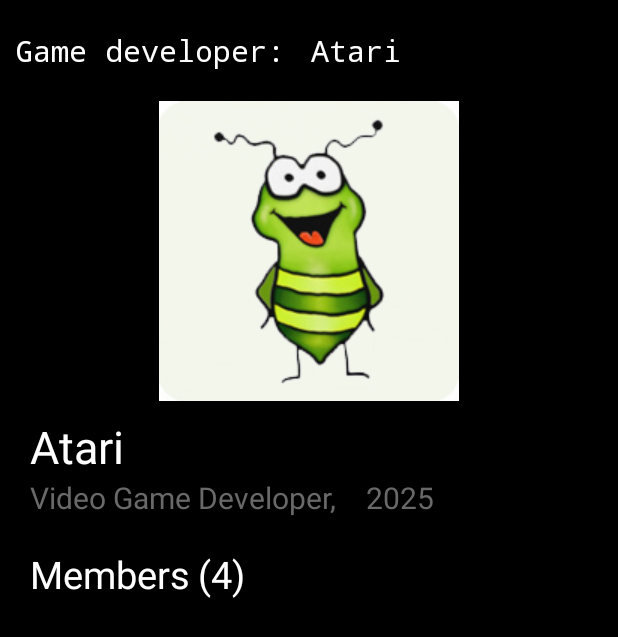
After one commit to Thompson154/SmartBoardAutomation, an Android app: the AboutMoreUsActivity screen opened directly, with no data from a screen before it, on a phone screen of 412 x 824 dp. The commit adds this screen. Shown: the top 637 px of the screen. Run offline under Robolectric (Android 15) with nearby library versions, the phone set to English and light mode, and no system bars.

Commit message:
Task11/PantallaMasSobreNosotros

```diff
--- a/app/build.gradle
+++ b/app/build.gradle
@@ -33,6 +33,7 @@
     implementation 'androidx.appcompat:appcompat:1.7.0' // Soporte para Toolbar
     implementation 'com.google.android.material:material:1.12.0' // Material Components
     implementation 'androidx.constraintlayout:constraintlayout:2.2.0'
+    implementation 'androidx.activity:activity:1.9.3'
 
     // Testing
     testImplementation 'junit:junit:4.13.2'
--- /dev/null
+++ b/app/src/main/java/edu/upb/lp/core/activities/AboutMoreUsActivity/AboutMoreUsActivity.java
@@ -0,0 +1,73 @@
+package edu.upb.lp.core.activities.AboutMoreUsActivity;
+
+import android.os.Bundle;
+import android.widget.ImageView;
+import android.widget.TextView;
+
+import androidx.activity.EdgeToEdge;
+import androidx.appcompat.app.AppCompatActivity;
+import androidx.recyclerview.widget.LinearLayoutManager;
+import androidx.recyclerview.widget.RecyclerView;
+
+import java.util.ArrayList;
+import java.util.List;
+import java.util.Locale;
+
+import edu.upb.lp.genericgame.R;
+import edu.upb.lp.core.adapter.MemberAdapter;
+
+public class AboutMoreUsActivity extends AppCompatActivity {
+
+    private TextView nameOfGameOnTitle, nameOfGame, year, numbersMembers;
+    private ImageView imageGame;
+    private RecyclerView memberRecyclerView;
+    private MemberAdapter memberAdapter;
+    private List<Member> memberList;
+
+    @Override
+    protected void onCreate(Bundle savedInstanceState) {
+        super.onCreate(savedInstanceState);
+        EdgeToEdge.enable(this);
+        setContentView(R.layout.activity_about_more_us);
+
+        nameOfGameOnTitle = findViewById(R.id.name_of_game_on_the_title);
+        nameOfGame = findViewById(R.id.name_of_game);
+        year = findViewById(R.id.year);
+        imageGame = findViewById(R.id.image_game);
+        numbersMembers = findViewById(R.id.numbers_members);
+        memberRecyclerView = findViewById(R.id.member_recycler_view);
+
+        memberList = new ArrayList<>();
+        memberAdapter = new MemberAdapter(memberList);
+        memberRecyclerView.setLayoutManager(new LinearLayoutManager(this));
+        memberRecyclerView.setAdapter(memberAdapter);
+    }
+
+    public void setGameTitle(String title) {
+        nameOfGameOnTitle.setText(title);
+    }
+
+    public void setGameName(String gameName) {
+        nameOfGame.setText(gameName);
+    }
+
+    public void setYear(String gameYear) {
+        year.setText(gameYear);
+    }
+
+    public void setGameImage(int imageResId) {
+        imageGame.setImageResource(imageResId);
+    }
+
+    public void addMember(int imageResId, String fullName, String role) {
+        Member newMember = new Member(imageResId, fullName, role);
+        memberList.add(newMember);
+        memberAdapter.notifyItemInserted(memberList.size() - 1);
+        updateMemberCount();
+    }
+
+    private void updateMemberCount() {
+        numbersMembers.setText(String.format(Locale.ROOT, "(%d)", memberList.size()));
+    }
+
+}
--- /dev/null
+++ b/app/src/main/java/edu/upb/lp/core/adapter/MemberAdapter.java
@@ -0,0 +1,57 @@
+package edu.upb.lp.core.adapter;
+
+import android.view.LayoutInflater;
+import android.view.View;
+import android.view.ViewGroup;
+import android.widget.ImageView;
+import android.widget.TextView;
+
+import androidx.annotation.NonNull;
+import androidx.recyclerview.widget.RecyclerView;
+
+import java.util.List;
+
+import edu.upb.lp.genericgame.R;
+import edu.upb.lp.core.activities.AboutMoreUsActivity.Member;
+
+public class MemberAdapter extends RecyclerView.Adapter<MemberAdapter.MemberViewHolder> {
+
+    private List<Member> memberList;
+
+    public MemberAdapter(List<Member> memberList) {
+        this.memberList = memberList;
+    }
+
+    @NonNull
+    @Override
+    public MemberViewHolder onCreateViewHolder(@NonNull ViewGroup parent, int viewType) {
+        View view = LayoutInflater.from(parent.getContext())
+                .inflate(R.layout.item_member_of_group, parent, false);
+        return new MemberViewHolder(view);
+    }
+
+    @Override
+    public void onBindViewHolder(@NonNull MemberViewHolder holder, int position) {
+        Member member = memberList.get(position);
+        holder.imageOfMember.setImageResource(member.getImageResId());
+        holder.nameOfMember.setText(member.getName());
+        holder.rolOfGame.setText(member.getRole());
+    }
+
+    @Override
+    public int getItemCount() {
+        return memberList.size();
+    }
+
+    public static class MemberViewHolder extends RecyclerView.ViewHolder {
+        ImageView imageOfMember;
+        TextView nameOfMember, rolOfGame;
+
+        public MemberViewHolder(@NonNull View itemView) {
+            super(itemView);
+            imageOfMember = itemView.findViewById(R.id.image_of_member);
+            nameOfMember = itemView.findViewById(R.id.name_of_member);
+            rolOfGame = itemView.findViewById(R.id.rol_of_game);
+        }
+    }
+}
--- /dev/null
+++ b/app/src/main/res/layout/activity_about_more_us.xml
@@ -0,0 +1,150 @@
+<?xml version="1.0" encoding="utf-8"?>
+<androidx.constraintlayout.widget.ConstraintLayout xmlns:android="http://schemas.android.com/apk/res/android"
+    xmlns:app="http://schemas.android.com/apk/res-auto"
+    xmlns:tools="http://schemas.android.com/tools"
+    android:layout_width="match_parent"
+    android:layout_height="match_parent"
+    android:background="@color/black"
+    tools:context="edu.upb.lp.core.activities.AboutMoreUsActivity.AboutMoreUsActivity">
+
+    <!-- Titulo del desarrollador y nombre del juego -->
+    <TextView
+        android:id="@+id/text_game_developer"
+        android:layout_width="wrap_content"
+        android:layout_height="wrap_content"
+        android:text="Game developer: "
+        android:textColor="@color/white"
+        android:textSize="20sp"
+        android:fontFamily="monospace"
+        android:layout_marginTop="20dp"
+        android:layout_marginStart="5dp"
+        app:layout_constraintTop_toTopOf="parent"
+        app:layout_constraintEnd_toStartOf="@id/name_of_game_on_the_title"
+        app:layout_constraintStart_toStartOf="parent"/>
+
+    <TextView
+        android:id="@+id/name_of_game_on_the_title"
+        android:layout_width="200dp"
+        android:layout_height="wrap_content"
+        android:text="Atari"
+        android:textColor="@color/white"
+        android:textSize="20sp"
+        android:fontFamily="monospace"
+        android:maxLines="2"
+        android:minLines="1"
+        android:layout_marginTop="20dp"
+        app:layout_constraintTop_toTopOf="parent"
+        app:layout_constraintStart_toEndOf="@id/text_game_developer"
+        app:layout_constraintEnd_toEndOf="parent"/>
+
+    <ScrollView
+        android:layout_width="match_parent"
+        android:layout_height="wrap_content"
+        android:layout_marginTop="20dp"
+        app:layout_constraintTop_toBottomOf="@id/name_of_game_on_the_title">
+
+        <androidx.constraintlayout.widget.ConstraintLayout
+            android:layout_width="match_parent"
+            android:layout_height="wrap_content">
+
+            <!-- Imagen del juego -->
+            <ImageView
+                android:id="@+id/image_game"
+                android:layout_width="200dp"
+                android:layout_height="200dp"
+                android:src="@drawable/bugs_happy_bug"
+                app:layout_constraintStart_toStartOf="parent"
+                app:layout_constraintEnd_toEndOf="parent"
+                app:layout_constraintTop_toTopOf="parent"/>
+
+            <!-- Nombre del juego -->
+            <TextView
+                android:id="@+id/name_of_game"
+                android:layout_width="330dp"
+                android:layout_height="wrap_content"
+                android:text="Atari"
+                android:textSize="30sp"
+                android:textColor="@color/white"
+                android:layout_marginTop="10dp"
+                android:layout_marginStart="20dp"
+                android:maxLines="2"
+                android:minLines="1"
+                app:layout_constraintTop_toBottomOf="@id/image_game"
+                app:layout_constraintStart_toStartOf="parent"/>
+
+            <!-- Descripción del rol del juego -->
+            <TextView
+                android:id="@+id/its_a_game"
+                android:layout_width="wrap_content"
+                android:layout_height="wrap_content"
+                android:text="Video Game Developer,"
+                android:textColor="@color/dark_grey"
+                android:textSize="20sp"
+                android:layout_marginStart="20dp"
+                app:layout_constraintTop_toBottomOf="@id/name_of_game"
+                app:layout_constraintStart_toStartOf="parent"/>
+
+            <!-- Año del juego -->
+            <TextView
+                android:id="@+id/year"
+                android:layout_width="wrap_content"
+                android:layout_height="wrap_content"
+                android:text="2025"
+                android:textSize="20sp"
+                android:textColor="@color/dark_grey"
+                android:layout_marginStart="20dp"
+                app:layout_constraintTop_toBottomOf="@id/name_of_game"
+                app:layout_constraintStart_toEndOf="@id/its_a_game"/>
+
+            <!-- Titulo de miembros -->
+            <TextView
+                android:id="@+id/title_members"
+                android:layout_width="wrap_content"
+                android:layout_height="wrap_content"
+                android:text="Members"
+                android:textSize="25sp"
+                android:textColor="@color/white"
+                android:layout_marginTop="20dp"
+                android:layout_marginStart="20dp"
+                app:layout_constraintTop_toBottomOf="@id/its_a_game"
+                app:layout_constraintStart_toStartOf="parent"/>
+
+            <!-- Cantidad de miembros -->
+            <TextView
+                android:id="@+id/numbers_members"
+                android:layout_width="wrap_content"
+                android:layout_height="wrap_content"
+                android:text="(4)"
+                android:textSize="25sp"
+                android:textColor="@color/white"
+                android:layout_marginTop="20dp"
+                android:layout_marginStart="5dp"
+                app:layout_constraintTop_toBottomOf="@id/its_a_game"
+                app:layout_constraintStart_toEndOf="@id/title_members"/>
+
+            <!-- Lista de miembros -->
+            <LinearLayout
+                android:id="@+id/list_of_members"
+                android:layout_width="match_parent"
+                android:layout_height="wrap_content"
+                app:layout_constraintTop_toBottomOf="@id/title_members"
+                app:layout_constraintEnd_toEndOf="parent"
+                app:layout_constraintStart_toStartOf="parent">
+
+                <androidx.recyclerview.widget.RecyclerView
+                    android:id="@+id/member_recycler_view"
+                    android:layout_width="match_parent"
+                    android:layout_height="wrap_content"
+                    tools:listitem="@layout/item_member_of_group">
+
+                </androidx.recyclerview.widget.RecyclerView>
+            </LinearLayout>
+
+            <!-- Espacio extra al final -->
+            <View
+                android:layout_width="match_parent"
+                android:layout_height="100dp"
+                app:layout_constraintTop_toBottomOf="@id/list_of_members"/>
+        </androidx.constraintlayout.widget.ConstraintLayout>
+    </ScrollView>
+</androidx.constraintlayout.widget.ConstraintLayout>
--- a/app/src/main/res/layout/activity_main.xml
+++ b/app/src/main/res/layout/activity_main.xml
@@ -4,7 +4,7 @@
     android:layout_height="match_parent"
     android:baselineAligned="false"
     android:orientation="vertical"
-    tools:context=".AndroidGameActivity"
+    tools:context="edu.upb.lp.core.activities.AndroidGameActivity"
     tools:ignore="NestedWeights">
 
     <!-- Toolbar para el título -->
```
Also changed, not shown: app/src/main/AndroidManifest.xml (+7 -3 lines), app/src/main/java/edu/upb/lp/core/activities/AboutMoreUsActivity/Member.java (added, +25 -0 lines), app/src/main/res/layout/item_member_of_group.xml (added, +59 -0 lines).
